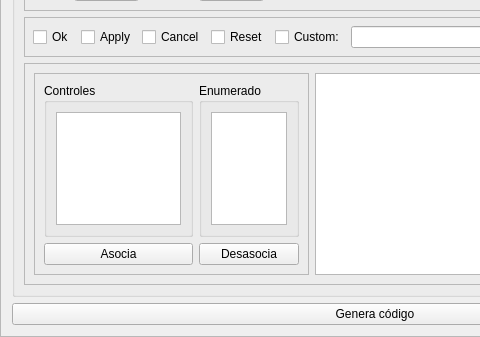
jbarceloperez/generadores, file Generadores/src/gui/GeneratorPanel.ui: the form before one commit; both pictures show x 0 to 480 and y 223 to 560 of the 750 by 560 pixel window.
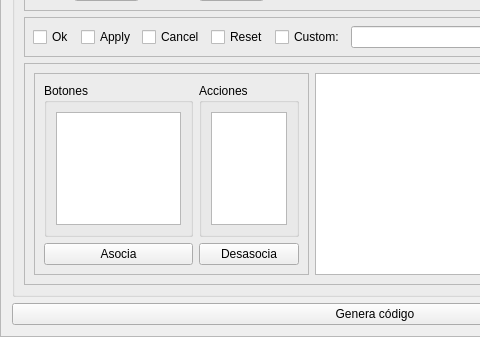
The form after the commit.

The edit to the form file:
```diff
--- a/Generadores/src/gui/GeneratorPanel.ui
+++ b/Generadores/src/gui/GeneratorPanel.ui
@@ -480,7 +480,7 @@
                </size>
               </property>
               <property name="title">
-               <string>Controles</string>
+               <string>Botones</string>
               </property>
               <layout class="QVBoxLayout" name="verticalLayout_3">
                <item>
@@ -525,7 +525,7 @@
                </size>
               </property>
               <property name="title">
-               <string>Enumerado</string>
+               <string>Acciones</string>
               </property>
               <layout class="QVBoxLayout" name="verticalLayout_4">
                <item>
```
